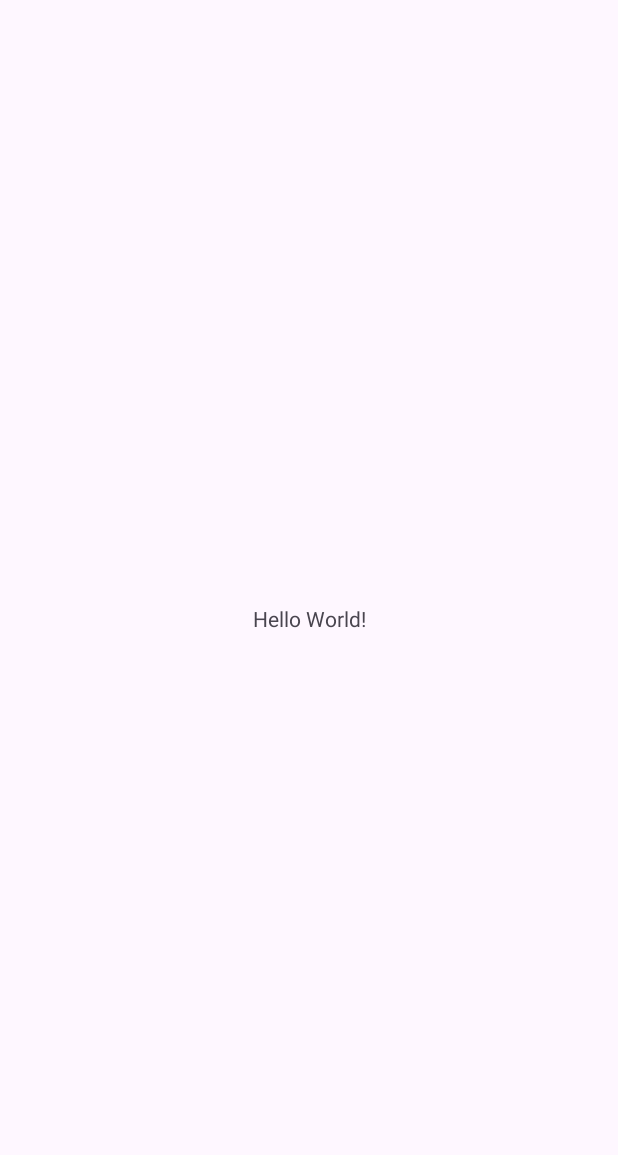
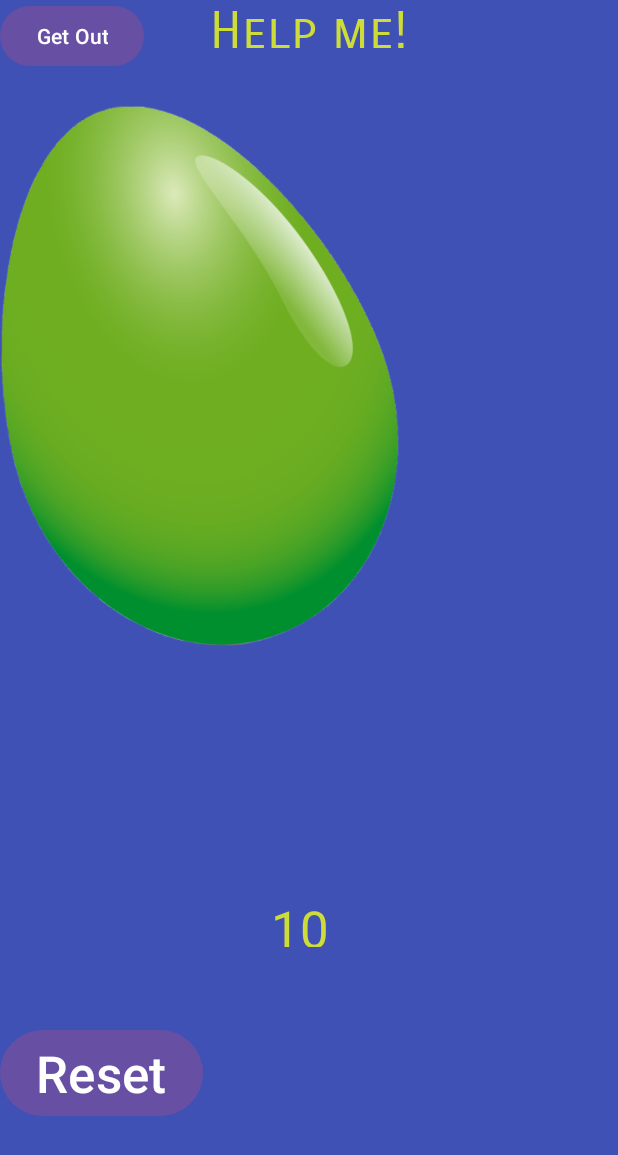
Before and after one commit to amitschneider2/amit-first, an Android app: the screen it shows after launch (MainActivity), on a phone screen of 412 x 824 dp. Before the commit the part shown is almost empty. Shown: the top 1155 px of the screen. Run offline under Robolectric (Android 15) with nearby library versions, the phone set to English and light mode, and no system bars.

```diff
--- a/app/src/main/java/com/example/myfirstapplication/MainActivity.java
+++ b/app/src/main/java/com/example/myfirstapplication/MainActivity.java
@@ -1,5 +1,6 @@
 package com.example.myfirstapplication;
 
+import android.annotation.SuppressLint;
 import android.os.Bundle;
 
 import androidx.activity.EdgeToEdge;
@@ -8,17 +9,50 @@ import androidx.core.graphics.Insets;
 import androidx.core.view.ViewCompat;
 import androidx.core.view.WindowInsetsCompat;
 
+import android.util.Log;
+import android.view.View;
+import android.widget.ImageView;
+import android.widget.TextView;
+
 public class MainActivity extends AppCompatActivity {
-
+    private static final String TAG = "MainActivity";
+    private int counter;
+    @SuppressLint("SetTextI18n")
     @Override
     protected void onCreate(Bundle savedInstanceState) {
         super.onCreate(savedInstanceState);
         EdgeToEdge.enable(this);
         setContentView(R.layout.activity_main);
+        counter = 10;
+        TextView counterTextView = findViewById(R.id.textview_counter);
+        counterTextView.setText(""+counter);
         ViewCompat.setOnApplyWindowInsetsListener(findViewById(R.id.main), (v, insets) -> {
             Insets systemBars = insets.getInsets(WindowInsetsCompat.Type.systemBars());
             v.setPadding(systemBars.left, systemBars.top, systemBars.right, systemBars.bottom);
             return insets;
         });
+        Log.e(TAG, "MainActivity::OnCreate");
+    }
+
+    @SuppressLint("SetTextI18n")
+    public void knock(View view) {
+        if(counter > 0) {
+            counter--;
+            TextView counterTextView = findViewById(R.id.textview_counter);
+            counterTextView.setText(""+counter);
+            if(counter==0) {
+                ImageView eggImageView = findViewById(R.id.imageview_egg);
+                eggImageView.setImageResource(R.drawable.surprise_egg);
+            }
+        }
+    }
+
+    @SuppressLint("SetTextI18n")
+    public void reset(View view) {
+        counter=10;
+        TextView counterTextView = findViewById(R.id.textview_counter);
+        counterTextView.setText(""+counter);
+        ImageView eggImageView = findViewById(R.id.imageview_egg);
+        eggImageView.setImageResource(R.drawable.green_egg);
     }
 }
--- a/app/src/main/res/layout/activity_main.xml
+++ b/app/src/main/res/layout/activity_main.xml
@@ -5,15 +5,66 @@
     android:id="@+id/main"
     android:layout_width="match_parent"
     android:layout_height="match_parent"
+    android:background="#3F51B5"
     tools:context=".MainActivity">
 
     <TextView
+        android:id="@+id/textView"
         android:layout_width="wrap_content"
-        android:layout_height="wrap_content"
-        android:text="Hello World!"
+        android:layout_height="0dp"
+        android:layout_marginBottom="12dp"
+        android:fontFamily="sans-serif-smallcaps"
+        android:text="Help me!"
+        android:textColor="#CDDC39"
+        android:textColorLink="#9C27B0"
+        android:textSize="34sp"
         app:layout_constraintBottom_toBottomOf="parent"
         app:layout_constraintEnd_toEndOf="parent"
         app:layout_constraintStart_toStartOf="parent"
         app:layout_constraintTop_toTopOf="parent" />
 
+    <ImageView
+        android:id="@+id/imageview_egg"
+        android:layout_width="266dp"
+        android:layout_height="500dp"
+        android:onClick="knock"
+        app:layout_constraintBottom_toBottomOf="parent"
+        app:layout_constraintTop_toTopOf="parent"
+        app:layout_constraintVertical_bias="0.0"
+        app:srcCompat="@drawable/green_egg"
+        tools:layout_editor_absoluteX="72dp" />
+
+    <TextView
+        android:id="@+id/textview_counter"
+        android:layout_width="49dp"
+        android:layout_height="35dp"
+        android:text="10"
+        android:textColor="#CDDC39"
+        android:textSize="34sp"
+        app:layout_constraintBottom_toBottomOf="@+id/textView"
+        app:layout_constraintEnd_toEndOf="parent"
+        app:layout_constraintHorizontal_bias="0.498"
+        app:layout_constraintStart_toStartOf="parent"
+        app:layout_constraintTop_toTopOf="parent"
+        app:layout_constraintVertical_bias="0.767" />
+
+    <Button
+        android:id="@+id/button"
+        android:layout_width="wrap_content"
+        android:layout_height="wrap_content"
+        android:layout_marginBottom="76dp"
+        android:onClick="reset"
+        android:text="Reset"
+        android:textSize="34sp"
+        app:layout_constraintBottom_toBottomOf="parent"
+        tools:layout_editor_absoluteX="137dp" />
+
+    <Button
+        android:id="@+id/button2"
+        android:layout_width="wrap_content"
+        android:layout_height="wrap_content"
+        android:text="Get Out"
+        tools:layout_editor_absoluteX="5dp"
+        tools:layout_editor_absoluteY="9dp" />
+
 </androidx.constraintlayout.widget.ConstraintLayout>
```
Also changed, not shown: app/src/main/res/drawable/green_egg.png (added), app/src/main/res/drawable/surprise_egg.png (added).
